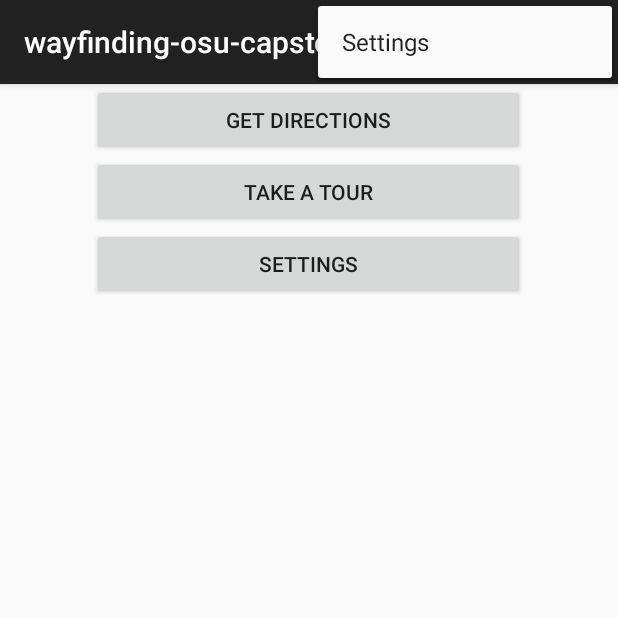
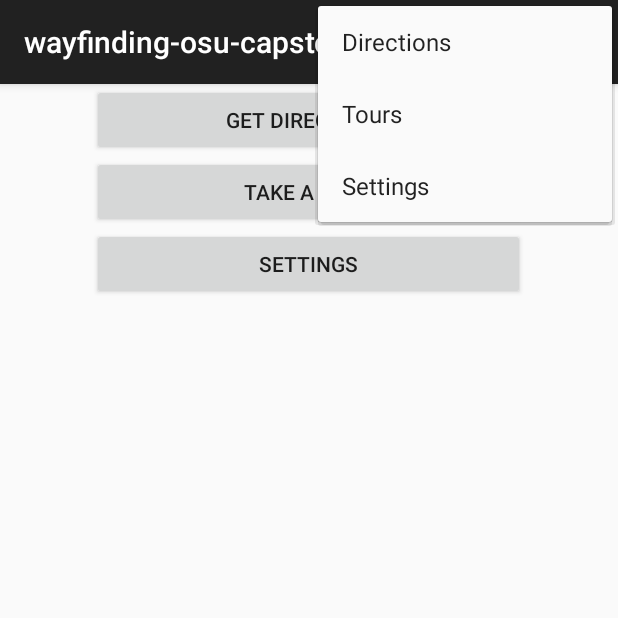
Before and after one commit to github4bme/wayfinding-osu-capstone, an Android app: the screen it shows after launch (Selection), with the options menu open, on a phone screen of 412 x 824 dp, the top half of it. Run offline under Robolectric (Android 15) with nearby library versions, the light colour scheme and no system bars.

Commit message:
Set up action bar for selection activity

```diff
--- a/app/src/main/res/menu/menu_selection.xml
+++ b/app/src/main/res/menu/menu_selection.xml
@@ -2,6 +2,21 @@
     xmlns:app="http://schemas.android.com/apk/res-auto"
     xmlns:tools="http://schemas.android.com/tools"
     tools:context="com.osucse.wayfinding_osu_capstone.Selection">
-    <item android:id="@+id/action_settings" android:title="@string/action_settings"
-        android:orderInCategory="100" app:showAsAction="never" />
+    <item
+        android:id="@+id/action_directions"
+        android:title="@string/action_bar_directions"
+        android:orderInCategory="1"
+        app:showAsAction="never" />
+
+    <item
+        android:id="@+id/action_tours"
+        android:title="@string/action_bar_tours"
+        android:orderInCategory="2"
+        app:showAsAction="never" />
+
+    <item
+        android:id="@+id/action_settings"
+        android:title="@string/action_bar_settings"
+        android:orderInCategory="3"
+        app:showAsAction="never" />
 </menu>
--- a/app/src/main/res/values/strings.xml
+++ b/app/src/main/res/values/strings.xml
@@ -14,11 +14,20 @@
 
     <string name="app_name">wayfinding-osu-capstone</string>
 
+    <!-- action bar menu_selection item names -->
+    <string name="action_bar_directions">Directions</string>
+    <string name="action_bar_tours">Tours</string>
+    <string name="action_bar_settings">Settings</string>
+    <!-- end action bar menu_selection item names-->
+
+
     <!-- activity_selection_screen -->
     <string name="selection_button_directions">Get directions</string>
     <string name="selection_button_tours">Take a tour</string>
     <string name="selection_button_settings">Settings</string>
     <string name="title_activity_selection">Selection</string>
-    <!-- end activity selection_screen -->
+    <!-- end activity_selection_screen -->
+
+
 
 </resources>
```
Also changed, not shown: app/src/main/java/com/osucse/wayfinding_osu_capstone/Selection.java (+30 -5 lines).
